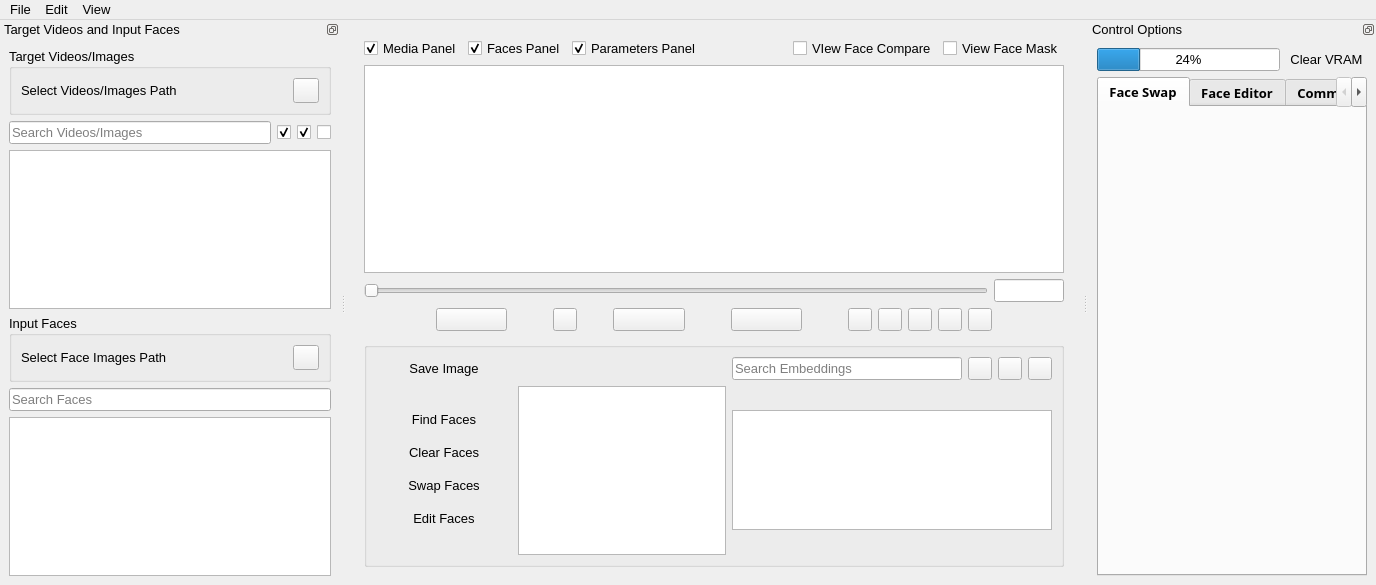
This is app/ui/core/MainWindow.ui in lopatin2012/VisoMaster-Modern as Qt 5 draws it before an edit. The edited form follows.
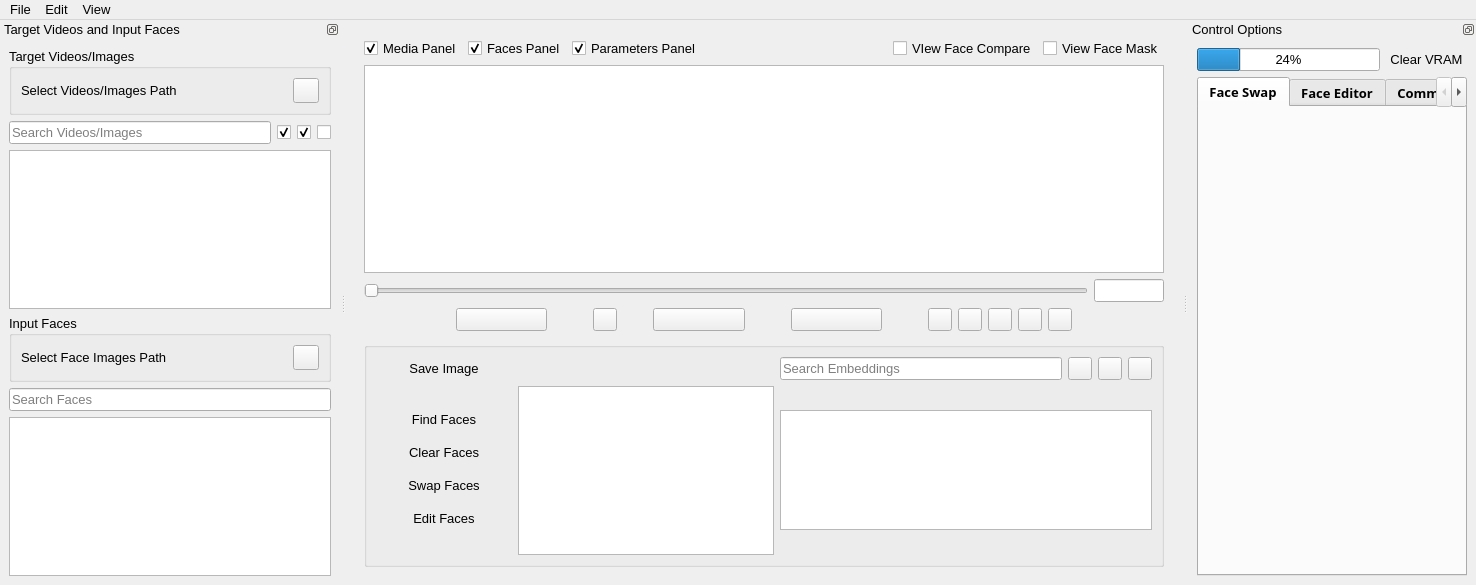
This is the edited form. Icons and pictures are not drawn. Custom widgets are drawn as their Qt base class.

Commit message: feat(ui): widen default window width by 100px (1376 -> 1476)

Diff of the .ui file:
```diff
--- a/app/ui/core/MainWindow.ui
+++ b/app/ui/core/MainWindow.ui
@@ -6,7 +6,7 @@
    <rect>
     <x>0</x>
     <y>0</y>
-    <width>1376</width>
+    <width>1476</width>
     <height>585</height>
    </rect>
   </property>
@@ -1012,7 +1012,7 @@
     <rect>
      <x>0</x>
      <y>0</y>
-     <width>1376</width>
+     <width>1476</width>
      <height>33</height>
     </rect>
    </property>
```
The commit also changes 1 other file.
